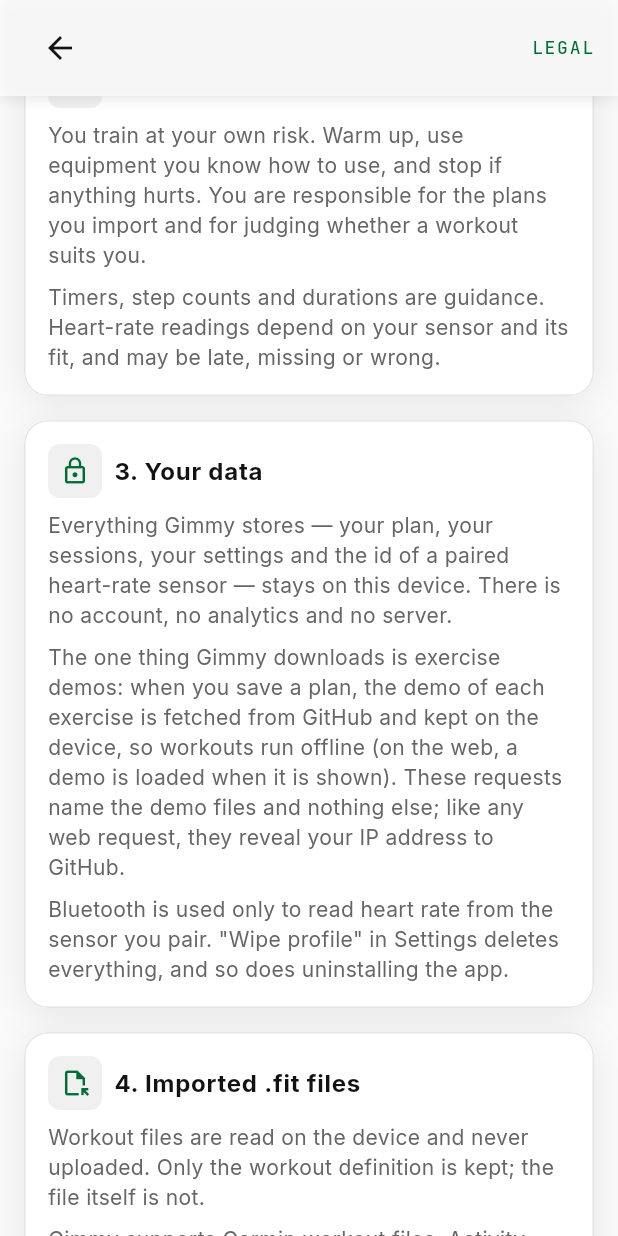
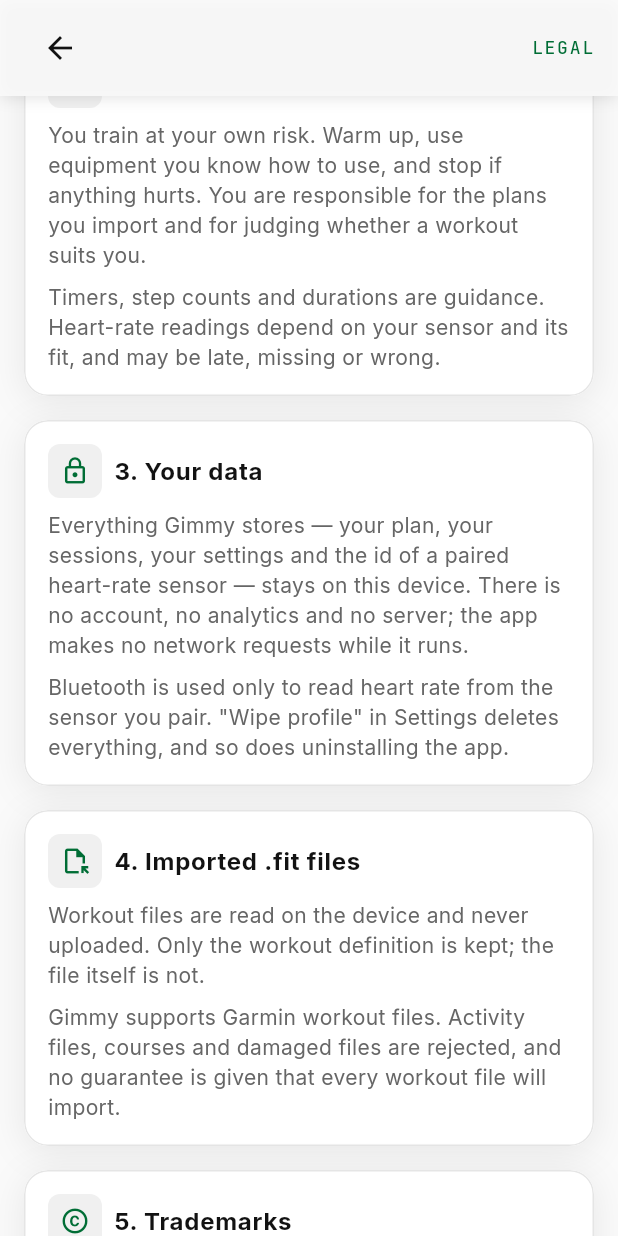
Before and after one commit to simone98dm/Gimmy, a Flutter app: the LegalPage screen opened directly, scrolled down 576 dp, on a phone screen of 412 x 824 dp. Run offline on Flutter 3.47's test engine with Material 3 defaults, Android fonts, the light colour scheme and no system bars; our stand-ins replace audioplayers, equatable, file_picker, flutter_bloc, flutter_blue_plus, shared_preferences and 1 more; accounts and stored records are empty.

Commit message:
feat: implement exercise demos feature with feature flag

```diff
--- a/lib/core/config/feature_flags.dart
+++ b/lib/core/config/feature_flags.dart
@@ -10,6 +10,12 @@ abstract final class FeatureFlags {
 
   /// Perceived-effort (RPE) tile on the Execution page.
   static const bool showEffort = false;
+
+  /// Exercise demos: matched on import, downloaded on save, swiped to in the
+  /// runner. Off until the Gym visual media licence is in place; while off,
+  /// nothing is matched, downloaded or shown, even for plans saved with
+  /// demos. See `ExerciseDemos`.
+  static const bool showExerciseDemos = false;
 
   /// True when at least one flagged metric tile is visible, so the Execution
   /// page can drop the whole row (and its spacing) rather than render an empty
--- a/lib/data/exercises/exercise_demos.dart
+++ b/lib/data/exercises/exercise_demos.dart
@@ -1,6 +1,7 @@
 import 'package:flutter/painting.dart';
 import 'package:flutter/services.dart';
 
+import '../../core/config/feature_flags.dart';
 import '../../core/logging/app_log.dart';
 import '../models/plan.dart';
 import '../models/plan_step.dart';
@@ -18,8 +19,13 @@ class ExerciseDemos {
   ExerciseDemos({
     Future<ExerciseCatalog> Function()? loadCatalog,
     ExerciseMediaStore? media,
+    this.isEnabled = FeatureFlags.showExerciseDemos,
   }) : _loadCatalog = loadCatalog ?? (() => ExerciseCatalog.load(rootBundle)),
        _media = media ?? openExerciseMediaStore();
+
+  /// The feature switch, injectable so tests can turn it on. Off, every
+  /// call below is a no-op and the app looks as if demos never existed.
+  final bool isEnabled;
 
   final Future<ExerciseCatalog> Function() _loadCatalog;
   final ExerciseMediaStore _media;
@@ -40,6 +46,7 @@ class ExerciseDemos {
   /// [plan] with the best catalog match on every working step. Rest,
   /// warm-up and cool-down steps never get a demo.
   Future<Plan> match(Plan plan) async {
+    if (!isEnabled) return plan;
     final catalog = await this.catalog();
     var matched = plan;
     for (final name in plan.exerciseNames) {
@@ -57,6 +64,7 @@ class ExerciseDemos {
   /// Fetches the media of every demo [plan] uses, where the platform keeps
   /// it offline.
   Future<void> prefetch(Plan plan) async {
+    if (!isEnabled) return;
     final catalog = await this.catalog();
     final entries = [for (final id in plan.exerciseIds) ?catalog.byId(id)];
     try {
@@ -71,6 +79,7 @@ class ExerciseDemos {
     String exerciseId, {
     bool still = false,
   }) async {
+    if (!isEnabled) return null;
     final entry = (await catalog()).byId(exerciseId);
     if (entry == null) return null;
     try {
--- a/lib/features/about/view/legal_page.dart
+++ b/lib/features/about/view/legal_page.dart
@@ -48,9 +48,18 @@ class LegalPage extends StatelessWidget {
       icon: Icons.lock_outline,
       title: '3. Your data',
       paragraphs: [
+        // Exercise demos are the app's only network use; the copy follows
+        // their feature flag so it is true either way.
+        if (FeatureFlags.showExerciseDemos)
           'Everything Gimmy stores — your plan, your sessions, your settings '
-            'and the id of a paired heart-rate sensor — stays on this device. '
-            'There is no account, no analytics and no server.',
+              'and the id of a paired heart-rate sensor — stays on this '
+              'device. There is no account, no analytics and no server.'
+        else
+          'Everything Gimmy stores — your plan, your sessions, your settings '
+              'and the id of a paired heart-rate sensor — stays on this '
+              'device. There is no account, no analytics and no server; the '
+              'app makes no network requests while it runs.',
+        if (FeatureFlags.showExerciseDemos)
           'The one thing Gimmy downloads is exercise demos: when you save a '
               'plan, the demo of each exercise is fetched from GitHub and kept '
               'on the device, so workouts run offline (on the web, a demo is '
@@ -94,9 +103,10 @@ class LegalPage extends StatelessWidget {
         'Bluetooth support comes from flutter_blue_plus, which is free for '
             'personal use only.',
         'Exercise names come from the exercises-dataset by Hasan Emir '
-            'Yıldırım, under the MIT License. The exercise demos are '
-            '${AppConfig.exerciseMediaCredit}; they are not covered by '
-            'Gimmy\'s licence or the dataset\'s.',
+            'Yıldırım, under the MIT License.',
+        if (FeatureFlags.showExerciseDemos)
+          'The exercise demos are ${AppConfig.exerciseMediaCredit}; they are '
+              'not covered by Gimmy\'s licence or the dataset\'s.',
       ],
     ),
     (
--- a/lib/features/import/widgets/exercise_demos_card.dart
+++ b/lib/features/import/widgets/exercise_demos_card.dart
@@ -24,13 +24,14 @@ class ExerciseDemosCard extends StatelessWidget {
   @override
   Widget build(BuildContext context) {
     final names = plan.exerciseNames;
-    if (names.isEmpty) return const SizedBox.shrink();
+    final demos = context.read<ExerciseDemos>();
+    if (names.isEmpty || !demos.isEnabled) return const SizedBox.shrink();
 
     final theme = Theme.of(context);
     final tokens = GimmyTokens.of(context);
 
     return FutureBuilder(
-      future: context.read<ExerciseDemos>().catalog(),
+      future: demos.catalog(),
       builder: (context, snapshot) {
         final catalog = snapshot.data;
         if (catalog == null) return const SizedBox.shrink();
```
Also changed, not shown: lib/features/import/view/import_page.dart (+16 -2 lines), 8 other files. Lines whose indentation alone changed are shown as unchanged.
